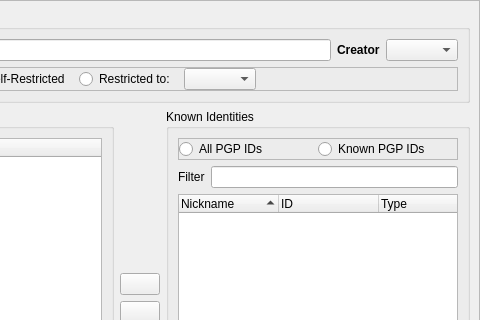
RetroShare/RetroShare, file retroshare-gui/src/gui/Circles/CreateCircleDialog.ui: the form before one commit; both pictures show x 201 to 681 and y 0 to 320 of the 681 by 515 pixel window.
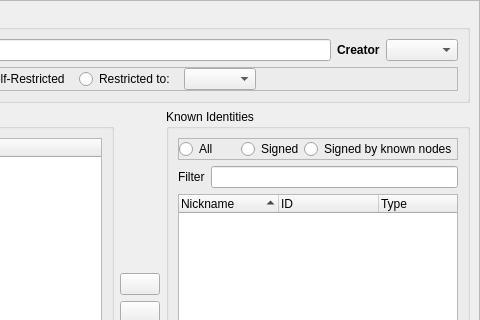
The form after the commit. Icons and pictures are not drawn. Custom widgets are drawn as their Qt base class.

Commit message: added button to show/add all possible ids into external group, not only signed ones

```diff
--- a/retroshare-gui/src/gui/Circles/CreateCircleDialog.ui
+++ b/retroshare-gui/src/gui/Circles/CreateCircleDialog.ui
@@ -146,17 +146,24 @@
               <property name="margin">
                <number>0</number>
               </property>
+              <item>
+               <widget class="QRadioButton" name="radioButton_ListAll">
+                <property name="text">
+                 <string>All</string>
+                </property>
+               </widget>
+              </item>
               <item>
                <widget class="QRadioButton" name="radioButton_ListAllPGP">
                 <property name="text">
-                 <string>All PGP IDs</string>
+                 <string>Signed</string>
                 </property>
                </widget>
               </item>
               <item>
                <widget class="QRadioButton" name="radioButton_ListKnownPGP">
                 <property name="text">
-                 <string>Known PGP IDs</string>
+                 <string>Signed by known nodes</string>
                 </property>
                </widget>
               </item>
```
The commit also changes 1 other file.
